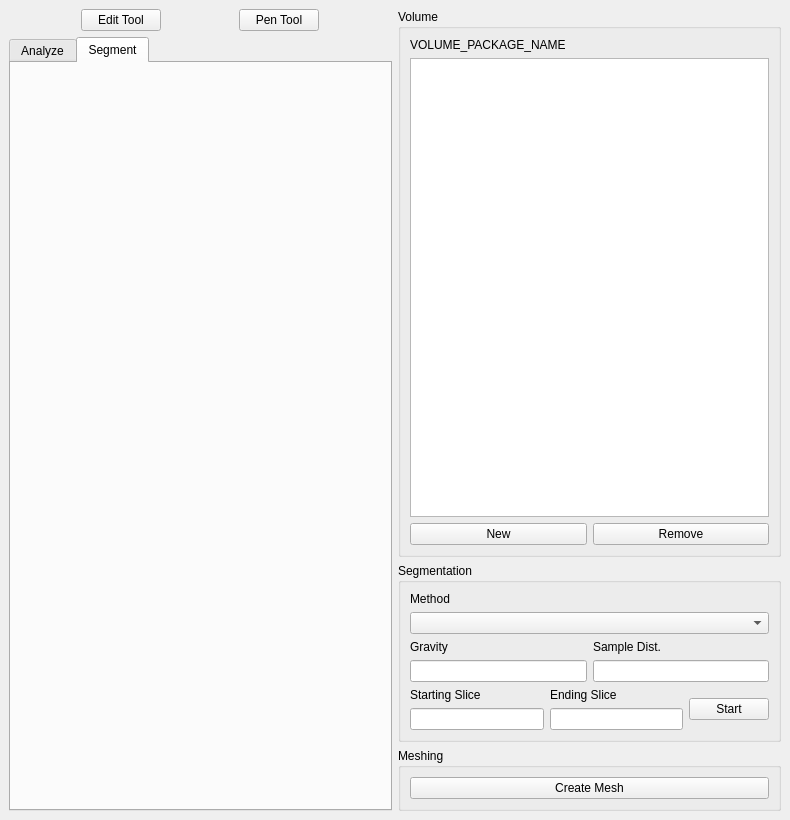
SuperOptimizer/villa, file volume-cartographer/apps/VCNewUI/VCMain.ui: the form before one commit.
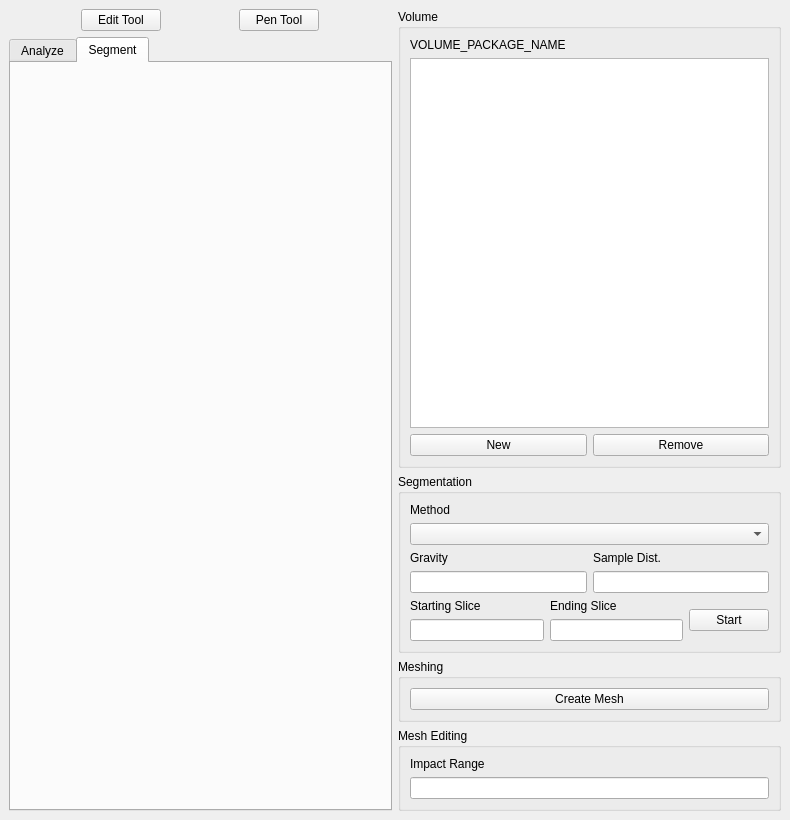
The form after the commit.

Commit message: (VCNewUI) Editing mode works; windows state used. 1.[DONE]Point cloud editing integrated, but not tested yet. 2.[DONE]Window state is used but not fully set up correctly yet. 3.[TODO]Add function for point cloud loading, slice navigation, etc. 4.[TODO]Make widgets behave correctly according to window state.

```diff
--- a/volume-cartographer/apps/VCNewUI/VCMain.ui
+++ b/volume-cartographer/apps/VCNewUI/VCMain.ui
@@ -295,6 +295,29 @@
         </layout>
        </widget>
       </item>
+      <item>
+       <widget class="QGroupBox" name="groupBox_4">
+        <property name="title">
+         <string>Mesh Editing</string>
+        </property>
+        <layout class="QVBoxLayout" name="verticalLayout_13">
+         <item>
+          <layout class="QVBoxLayout" name="verticalLayout_12">
+           <item>
+            <widget class="QLabel" name="label">
+             <property name="text">
+              <string>Impact Range</string>
+             </property>
+            </widget>
+           </item>
+           <item>
+            <widget class="QLineEdit" name="edtImpactRange"/>
+           </item>
+          </layout>
+         </item>
+        </layout>
+       </widget>
+      </item>
      </layout>
     </item>
    </layout>
```
The commit also changes 5 other files.
